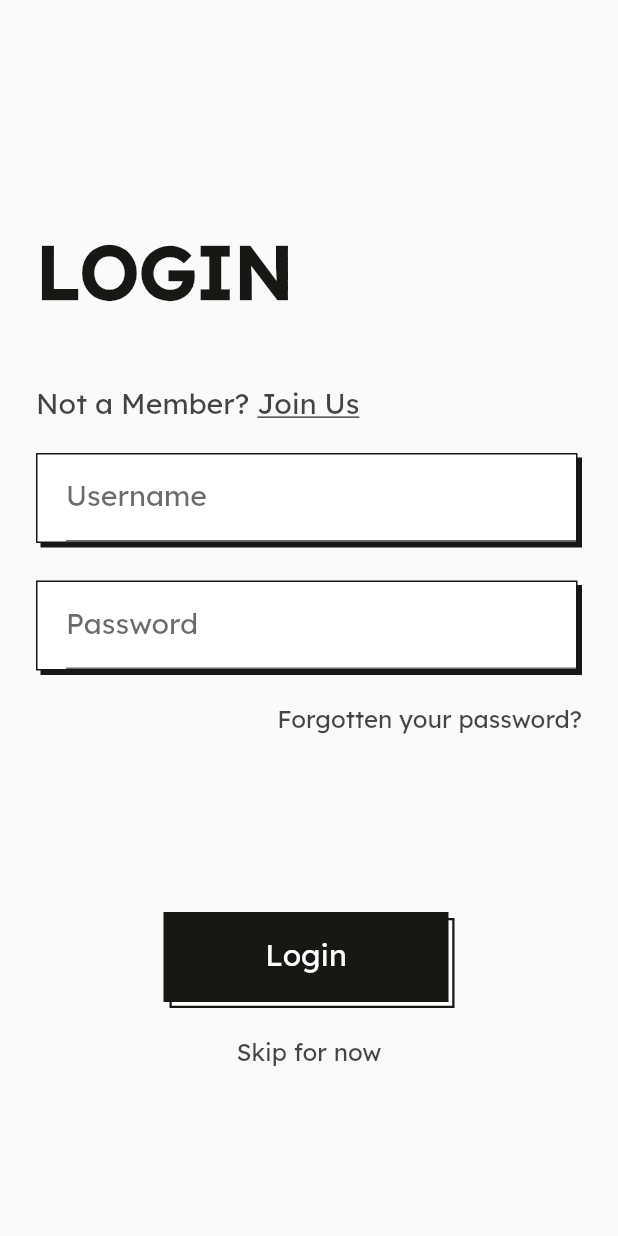
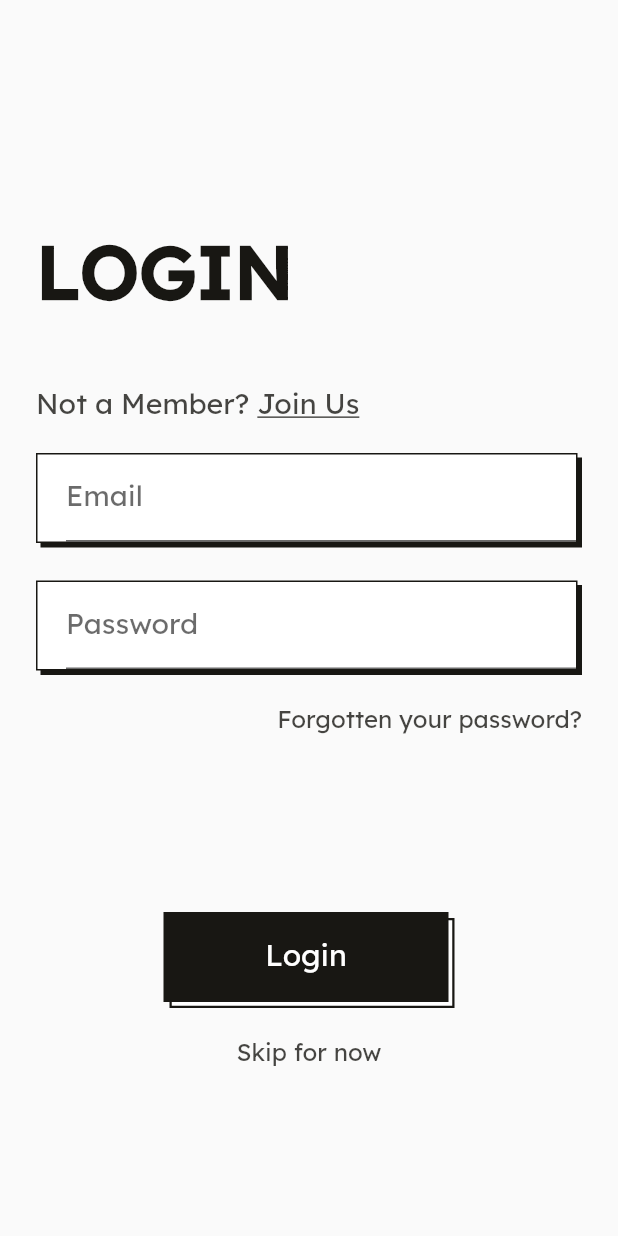
Before and after one commit to eicheich/pas_bisnis_2022, a Flutter app: the screen it shows after launch, on a phone screen of 412 x 824 dp. Run offline on Flutter 3.47's test engine with Material 2 defaults, Android fonts, the phone set to English and light mode, and no system bars; our stand-ins replace animated_splash_screen, firebase_auth, firebase_core, flutter_local_notifications, page_transition and 2 more; missing offline and left inert: dart:ffi; accounts and stored records are empty.

Commit message:
Style [HK] login_page_UI

```diff
--- a/lib/view/Login.dart
+++ b/lib/view/Login.dart
@@ -84,7 +84,7 @@ class _LoginState extends State<Login> {
             SizedBox(
               height: 22,
             ),
-            SharedCode().textFieldUi('Username', false),
+            SharedCode().textFieldUi('Email', false),
             SizedBox(
               height: 22,
             ),
```
Also changed, not shown: lib/view/Profile.dart (+6 -8 lines).
